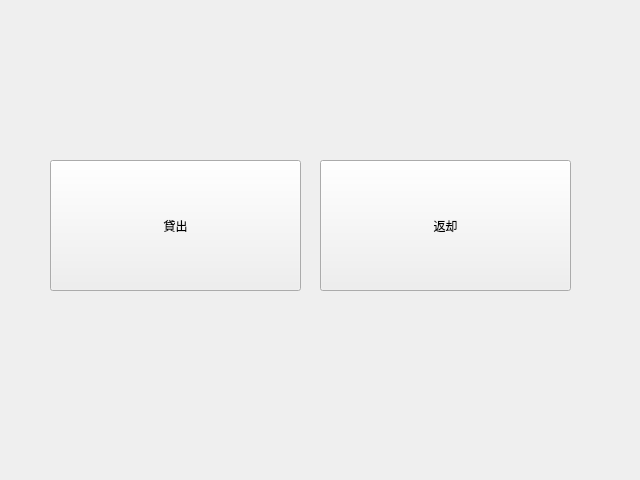
This is ui_form/main_window.ui in nakamura-akifumi/self_checkout_machine as Qt 5 draws it before an edit. The edited form follows.
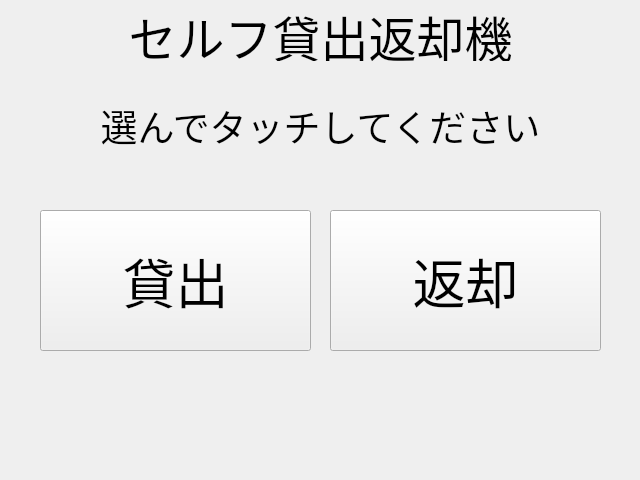
This is the edited form.

Commit message: 機能追加  - リーダーが接続されていない場合のエラーメッセージを追加  - 貸出画面から戻れるように

What changed in the file:
```diff
--- a/ui_form/main_window.ui
+++ b/ui_form/main_window.ui
@@ -16,12 +16,17 @@
   <widget class="QPushButton" name="btnCheckout">
    <property name="geometry">
     <rect>
-     <x>50</x>
-     <y>160</y>
-     <width>251</width>
-     <height>131</height>
+     <x>40</x>
+     <y>210</y>
+     <width>271</width>
+     <height>141</height>
     </rect>
    </property>
+   <property name="font">
+    <font>
+     <pointsize>40</pointsize>
+    </font>
+   </property>
    <property name="text">
     <string>貸出</string>
    </property>
@@ -29,16 +34,63 @@
   <widget class="QPushButton" name="btnCheckin">
    <property name="geometry">
     <rect>
-     <x>320</x>
-     <y>160</y>
-     <width>251</width>
-     <height>131</height>
+     <x>330</x>
+     <y>210</y>
+     <width>271</width>
+     <height>141</height>
     </rect>
    </property>
+   <property name="font">
+    <font>
+     <pointsize>40</pointsize>
+    </font>
+   </property>
    <property name="text">
     <string>返却</string>
    </property>
   </widget>
+  <widget class="QLabel" name="label">
+   <property name="geometry">
+    <rect>
+     <x>0</x>
+     <y>10</y>
+     <width>641</width>
+     <height>51</height>
+    </rect>
+   </property>
+   <property name="font">
+    <font>
+     <pointsize>36</pointsize>
+    </font>
+   </property>
+   <property name="text">
+    <string>セルフ貸出返却機</string>
+   </property>
+   <property name="alignment">
+    <set>Qt::AlignCenter</set>
+   </property>
+  </widget>
+  <widget class="QLabel" name="lblStatus">
+   <property name="geometry">
+    <rect>
+     <x>0</x>
+     <y>90</y>
+     <width>641</width>
+     <height>71</height>
+    </rect>
+   </property>
+   <property name="font">
+    <font>
+     <pointsize>28</pointsize>
+    </font>
+   </property>
+   <property name="text">
+    <string>選んでタッチしてください</string>
+   </property>
+   <property name="alignment">
+    <set>Qt::AlignCenter</set>
+   </property>
+  </widget>
  </widget>
  <resources/>
  <connections/>
```
Left out of the diff: 2 changed lines with no effect on the pictures. The commit also changes 9 other files.
